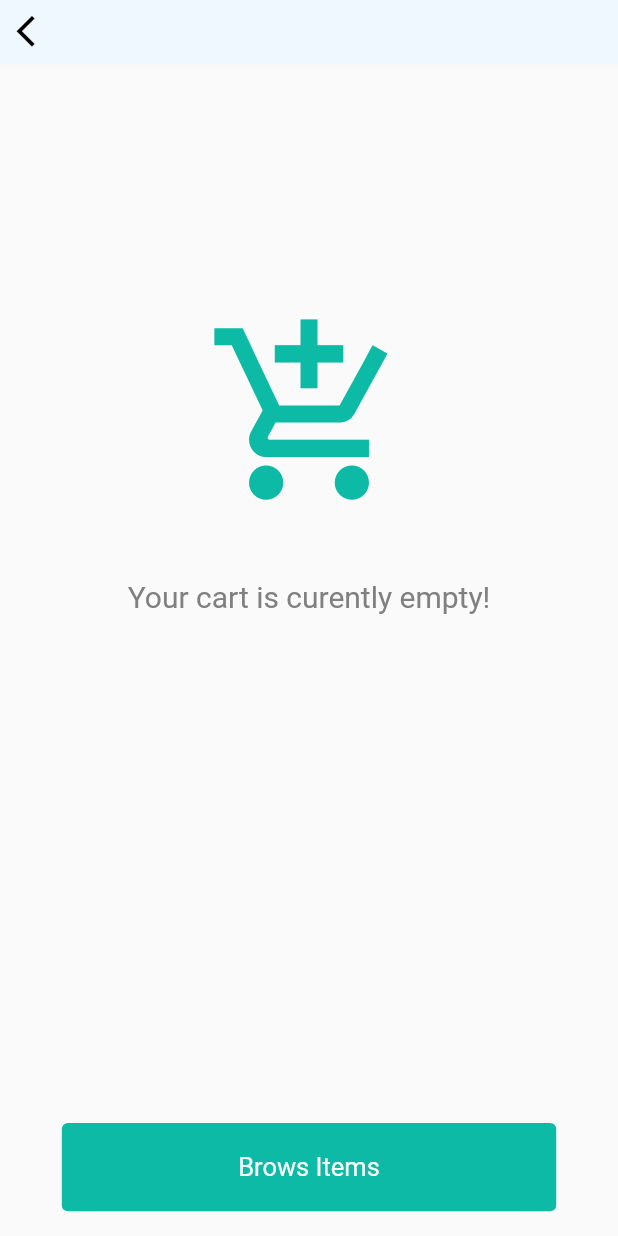
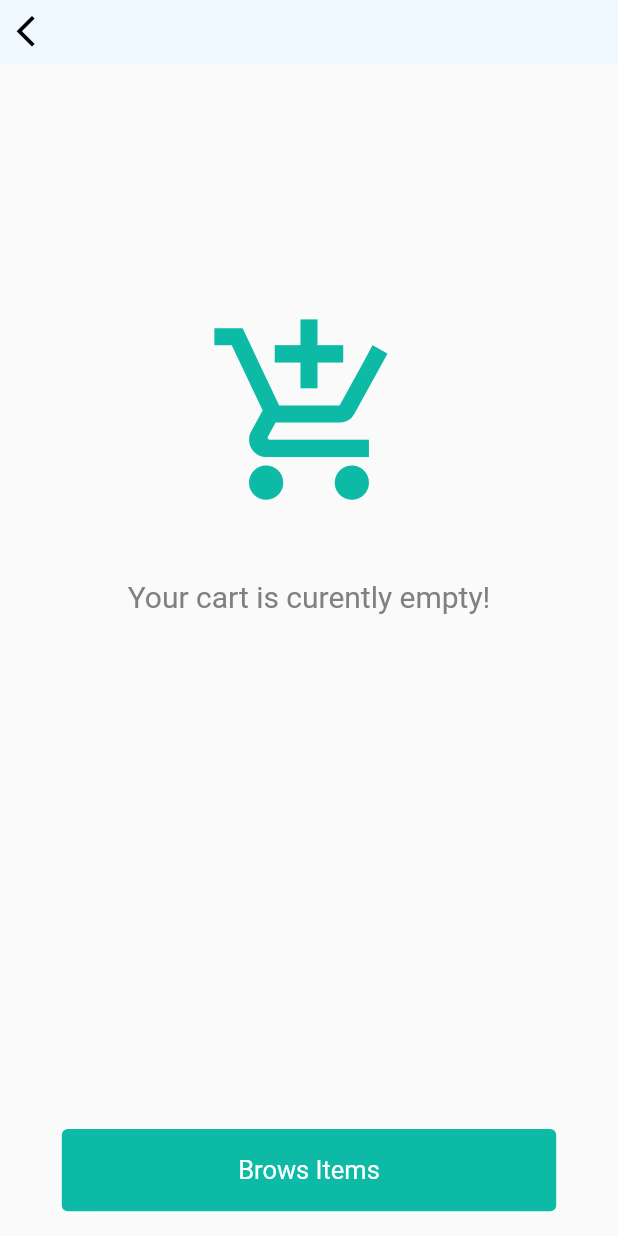
Before and after one commit to chanakageethan/bliss_music_shopping_cart, a Flutter app: the CartScreen screen opened directly, on a phone screen of 412 x 824 dp. Run offline on Flutter 3.47's test engine with Material 2 defaults, Android fonts, the phone set to English and light mode, and no system bars; network calls fail.

Commit message:
category color change

```diff
--- a/lib/UI/utils/app_colors.dart
+++ b/lib/UI/utils/app_colors.dart
@@ -6,7 +6,7 @@ class AppColors{
   static const textColorLight = Color(0xFF808080);
   static const textColor = Color(0xFF000000);
   static const buttonColor = Color(0xFF0CBAA6);
-  static const guitar = Color(0xFFffb6c1);
+  static const guitar = Color(0xFFCF9FFF);
   static const piano = Color(0xFFFFDB58);
   static const drums = Color(0xFF7FFFD4);
 
--- a/lib/UI/widgets/primary_button.dart
+++ b/lib/UI/widgets/primary_button.dart
@@ -12,7 +12,7 @@ class PrimaryButton extends StatelessWidget {
   @override
   Widget build(BuildContext context) {
     return Container(
-      height: MediaQuery.of(context).size.height / 14,
+      height: MediaQuery.of(context).size.height / 15,
       width: double.infinity,
       // color: AppColors.darkBlue,
       decoration: const BoxDecoration(
```
Also changed, not shown: lib/UI/screens/details_screen.dart (+9 -9 lines).
